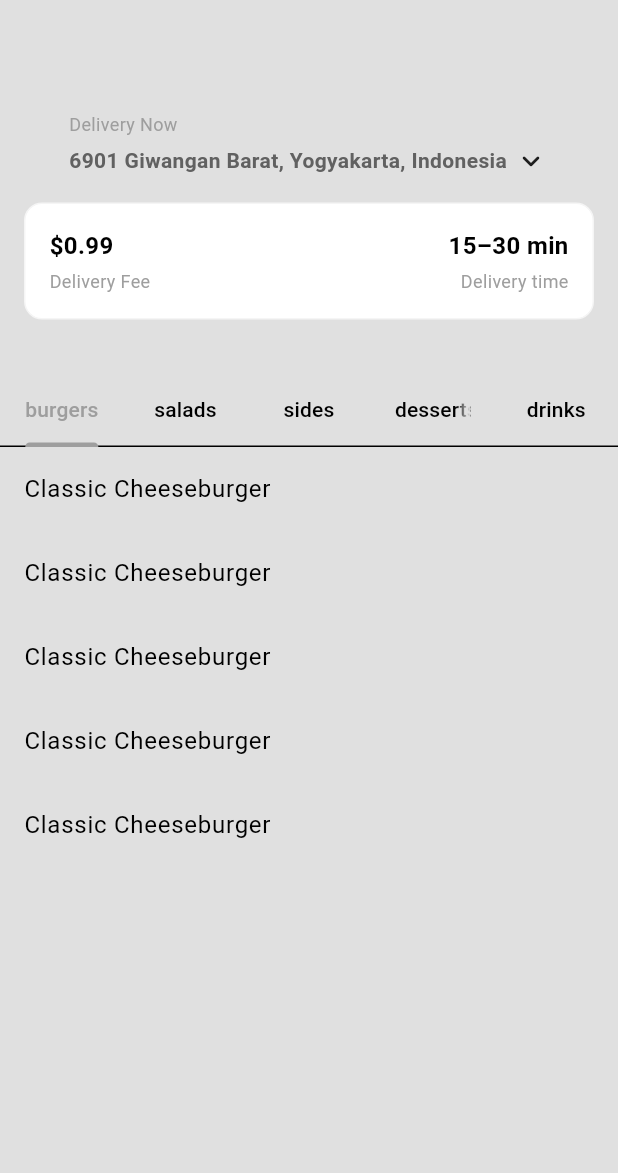
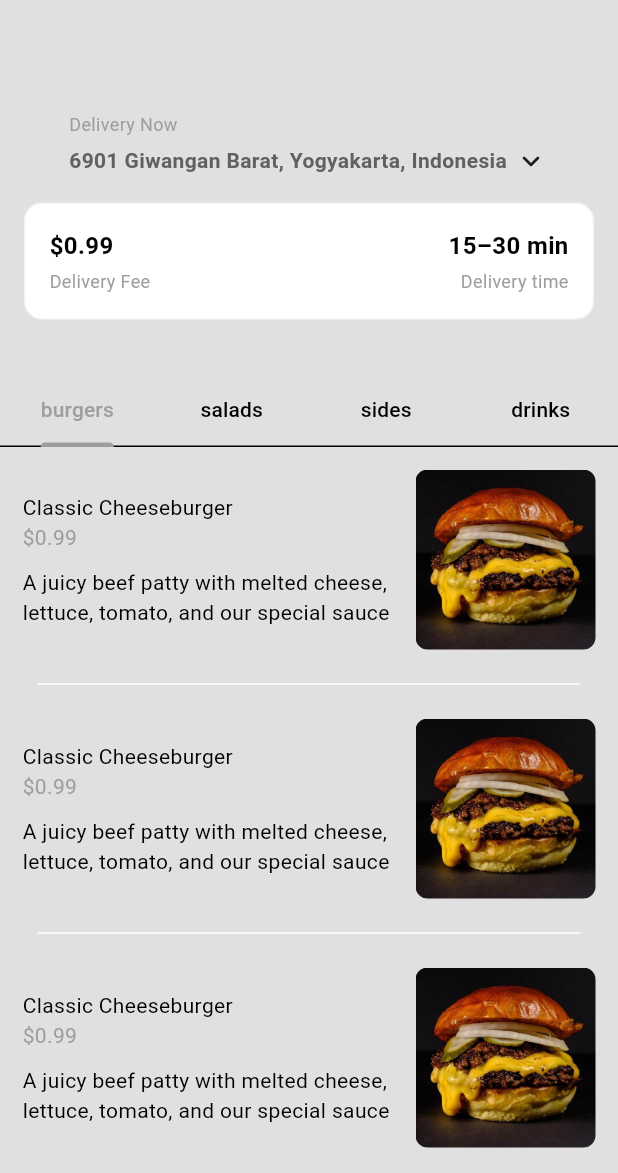
Before and after one commit to untuksenangsenang/DelivoriaApp, a Flutter app: the HomePage screen opened directly, on a phone screen of 412 x 824 dp, the part 63-1236 px from its top. Run offline on Flutter 3.47's test engine with Material 3 defaults, Android fonts, the phone set to English and light mode, and no system bars.

Commit message:
UI Food Model Sroll View

```diff
--- /dev/null
+++ b/lib/components/my_food_tile.dart
@@ -0,0 +1,58 @@
+import 'package:delivoria/models/food.dart';
+import 'package:flutter/material.dart';
+
+class FoodTile extends StatelessWidget {
+
+  final Food food;
+  final void Function()? onTap;
+
+  const FoodTile({
+    super.key,
+    required this.food,
+    required this.onTap});
+
+  @override
+  Widget build(BuildContext context) {
+    return Column(
+      children: [
+        GestureDetector(
+          onTap: onTap,
+          child: Padding(
+            padding: const EdgeInsets.all(15.0),
+            child: Row(
+              children: [
+                //text food details
+                Expanded(child: Column(
+                  crossAxisAlignment: CrossAxisAlignment.start,
+                  children: [
+                    Text(food.name),
+                    Text('\$' + food.price.toString(), style: TextStyle(color: Theme.of(context).colorScheme.primary)),
+
+                    const SizedBox(height: 10),
+
+                    Text(food.description)
+                  ],
+                )),
+
+                const SizedBox(
+                  width: 15,
+                  ),
+
+
+                //food image
+                ClipRRect(
+                  borderRadius: BorderRadiusGeometry.circular(8),
+                  child: Image.asset(food.imagePath, height: 120,)),
+              ],
+            ),
+          ),
+        ),
+
+        //divider line
+        Divider(color: Theme.of(context).colorScheme.tertiary,
+        endIndent: 25,
+        indent: 25,)
+      ],
+    );
+  }
+}
--- a/lib/models/food.dart
+++ b/lib/models/food.dart
@@ -22,7 +22,6 @@ enum FoodCategory {
   burgers,
   salads,
   sides,
-  desserts,
   drinks,
 }
 
--- a/lib/models/restaurant.dart
+++ b/lib/models/restaurant.dart
@@ -125,7 +125,7 @@ class Restaurant extends ChangeNotifier {
      Food(
       name: "Loaded Fries",
       description: "Golden crispy fries",
-      imagePath: "lib/images/sides/loaded_fries.png",
+      imagePath: "lib/images/sides/loadedfries_side.png",
       price: 0.80,
       category: FoodCategory.sides,
       availableAddons: [
@@ -135,7 +135,7 @@ class Restaurant extends ChangeNotifier {
      Food(
       name: "Loaded Fries",
       description: "Golden crispy fries",
-      imagePath: "lib/images/sides/loaded_fries.png",
+      imagePath: "lib/images/sides/loadedfries_side.png",
       price: 0.80,
       category: FoodCategory.sides,
       availableAddons: [
@@ -145,7 +145,7 @@ class Restaurant extends ChangeNotifier {
      Food(
       name: "Loaded Fries",
       description: "Golden crispy fries",
-      imagePath: "lib/images/sides/loaded_fries.png",
+      imagePath: "lib/images/sides/loadedfries_side.png",
       price: 0.80,
       category: FoodCategory.sides,
       availableAddons: [
@@ -155,7 +155,7 @@ class Restaurant extends ChangeNotifier {
      Food(
       name: "Loaded Fries",
       description: "Golden crispy fries",
-      imagePath: "lib/images/sides/loaded_fries.png",
+      imagePath: "lib/images/sides/loadedfries_side.png",
       price: 0.80,
       category: FoodCategory.sides,
       availableAddons: [
@@ -165,7 +165,7 @@ class Restaurant extends ChangeNotifier {
      Food(
       name: "Loaded Fries",
       description: "Golden crispy fries",
-      imagePath: "lib/images/sides/loaded_fries.png",
+      imagePath: "lib/images/sides/loadedfries_side.png",
       price: 0.80,
       category: FoodCategory.sides,
       availableAddons: [
--- a/lib/pages/home_page.dart
+++ b/lib/pages/home_page.dart
@@ -1,6 +1,7 @@
 import 'package:delivoria/components/my_current_location.dart';
 import 'package:delivoria/components/my_description_box.dart';
 import 'package:delivoria/components/my_drawer.dart';
+import 'package:delivoria/components/my_food_tile.dart';
 import 'package:delivoria/components/my_silver_app_bar.dart';
 import 'package:delivoria/components/my_tab_bar.dart';
 import 'package:delivoria/models/food.dart';
@@ -40,15 +41,21 @@ class _HomePageState extends State<HomePage> with SingleTickerProviderStateMixin
   //return list of foods in given category
   List<Widget> getFoodsInThisCategory(List<Food> fullMenu) {
     return FoodCategory.values.map((category) {
+
+      //get category menu
       List<Food> categoryMenu = _filterFoodsByCategory(category, fullMenu);
 
       return ListView.builder(
         itemCount: categoryMenu.length,
         physics: const BouncingScrollPhysics(),
+        padding: EdgeInsets.zero,
         itemBuilder: (context, index) {
-          return ListTile(
-            title: Text(categoryMenu[index].name),
-          );
+
+          //get individual food
+          final food = categoryMenu[index];
+
+          //return food tile UI
+          return FoodTile(food: food, onTap: () {});
         },
         );
     }).toList();
```
